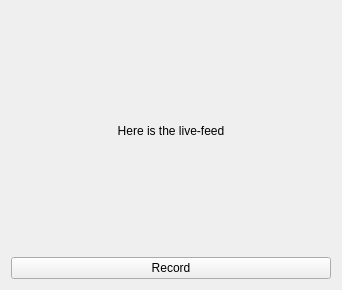
First picture: the form in app/ui/main_window.ui, repository Stefanos0710/SignAI, before the edit.
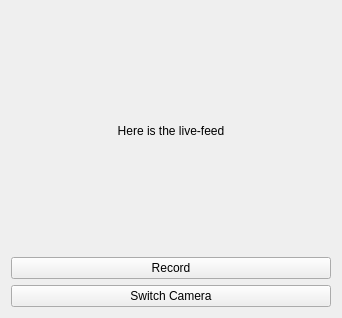
Second picture: the form after the edit.

Commit message:
Add camera switching functionality to UI
Introduces a 'Switch Camera' button to the main window UI and implements logic to detect available cameras and switch between them in app.py and camera.py. Camera feed management is improved with resource cleanup and error handling for unavailable cameras.

```diff
--- a/app/ui/main_window.ui
+++ b/app/ui/main_window.ui
@@ -40,6 +40,14 @@
         </property>
       </widget>
     </item>
+  <!-- Buttons: Switch cam -->
+    <item>
+      <widget class="QPushButton" name="switchcam">
+        <property name="text">
+          <string>Switch Camera</string>
+        </property>
+      </widget>
+    </item>
   </layout>
  </widget>
 </ui>
```
The commit also changes 2 other files.
